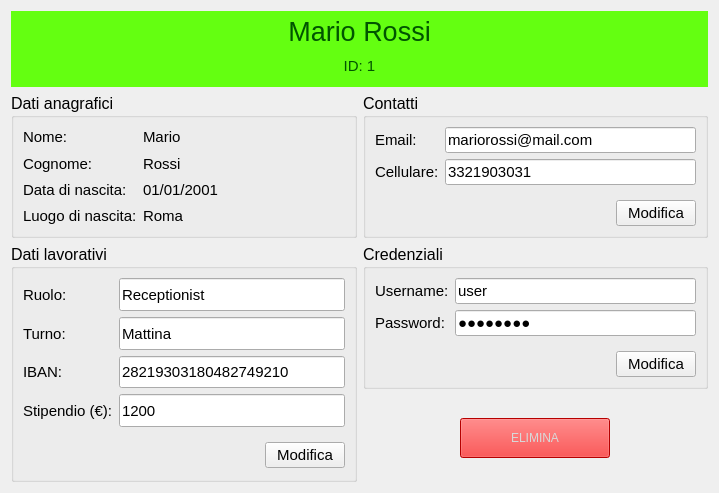
This is ui/Titolare/GestisciDipendenti/visualizzaDipendente.ui in mdoraz/Hotel as Qt 5 draws it before an edit. The edited form follows.
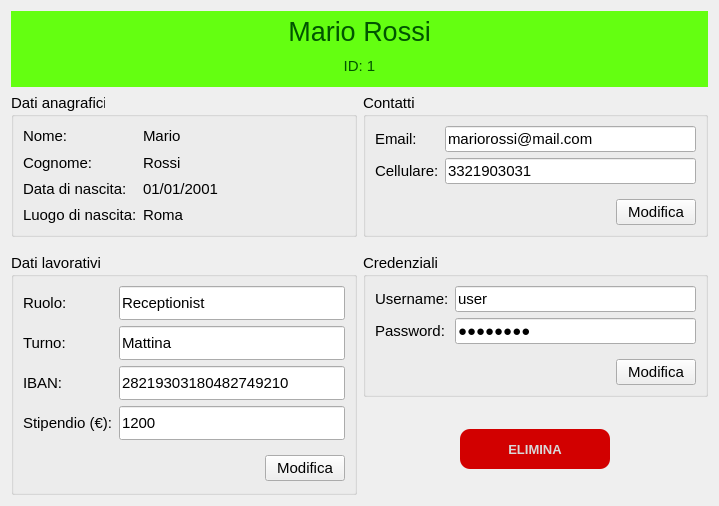
This is the edited form.

Commit message: completata la classe VisualizzaDippendenteUI

```diff
--- a/ui/Titolare/GestisciDipendenti/visualizzaDipendente.ui
+++ b/ui/Titolare/GestisciDipendenti/visualizzaDipendente.ui
@@ -7,13 +7,370 @@
     <x>0</x>
     <y>0</y>
     <width>719</width>
-    <height>493</height>
+    <height>506</height>
    </rect>
   </property>
   <property name="windowTitle">
    <string>Visualizza Dipendente</string>
   </property>
   <layout class="QGridLayout" name="gridLayout">
+   <item row="1" column="1">
+    <widget class="QGroupBox" name="groupBoxContatti">
+     <property name="sizePolicy">
+      <sizepolicy hsizetype="Preferred" vsizetype="Expanding">
+       <horstretch>0</horstretch>
+       <verstretch>0</verstretch>
+      </sizepolicy>
+     </property>
+     <property name="font">
+      <font>
+       <family>Arial</family>
+       <pointsize>11</pointsize>
+      </font>
+     </property>
+     <property name="title">
+      <string>Contatti</string>
+     </property>
+     <layout class="QFormLayout" name="formLayout_5">
+      <item row="0" column="0">
+       <widget class="QLabel" name="labelEmail">
+        <property name="sizePolicy">
+         <sizepolicy hsizetype="Preferred" vsizetype="Expanding">
+          <horstretch>0</horstretch>
+          <verstretch>0</verstretch>
+         </sizepolicy>
+        </property>
+        <property name="font">
+         <font>
+          <family>Arial</family>
+          <pointsize>11</pointsize>
+         </font>
+        </property>
+        <property name="text">
+         <string>Email:</string>
+        </property>
+       </widget>
+      </item>
+      <item row="0" column="1">
+       <widget class="QLineEdit" name="lineEditEmail">
+        <property name="sizePolicy">
+         <sizepolicy hsizetype="Expanding" vsizetype="Expanding">
+          <horstretch>0</horstretch>
+          <verstretch>0</verstretch>
+         </sizepolicy>
+        </property>
+        <property name="minimumSize">
+         <size>
+          <width>230</width>
+          <height>0</height>
+         </size>
+        </property>
+        <property name="font">
+         <font>
+          <family>Arial</family>
+          <pointsize>11</pointsize>
+         </font>
+        </property>
+        <property name="text">
+         <string>mariorossi@mail.com</string>
+        </property>
+        <property name="readOnly">
+         <bool>true</bool>
+        </property>
+       </widget>
+      </item>
+      <item row="1" column="0">
+       <widget class="QLabel" name="labelCellulare">
+        <property name="sizePolicy">
+         <sizepolicy hsizetype="Preferred" vsizetype="Expanding">
+          <horstretch>0</horstretch>
+          <verstretch>0</verstretch>
+         </sizepolicy>
+        </property>
+        <property name="font">
+         <font>
+          <family>Arial</family>
+          <pointsize>11</pointsize>
+         </font>
+        </property>
+        <property name="text">
+         <string>Cellulare:</string>
+        </property>
+       </widget>
+      </item>
+      <item row="1" column="1">
+       <widget class="QLineEdit" name="lineEditCellulare">
+        <property name="sizePolicy">
+         <sizepolicy hsizetype="Expanding" vsizetype="Expanding">
+          <horstretch>0</horstretch>
+          <verstretch>0</verstretch>
+         </sizepolicy>
+        </property>
+        <property name="minimumSize">
+         <size>
+          <width>120</width>
+          <height>0</height>
+         </size>
+        </property>
+        <property name="font">
+         <font>
+          <family>Arial</family>
+          <pointsize>11</pointsize>
+         </font>
+        </property>
+        <property name="text">
+         <string>3321903031</string>
+        </property>
+        <property name="readOnly">
+         <bool>true</bool>
+        </property>
+       </widget>
+      </item>
+      <item row="2" column="0" colspan="2">
+       <widget class="QWidget" name="widgetContatti" native="true">
+        <property name="sizePolicy">
+         <sizepolicy hsizetype="Preferred" vsizetype="Preferred">
+          <horstretch>0</horstretch>
+          <verstretch>0</verstretch>
+         </sizepolicy>
+        </property>
+        <layout class="QGridLayout" name="gridLayout_10">
+         <property name="rightMargin">
+          <number>0</number>
+         </property>
+         <property name="bottomMargin">
+          <number>0</number>
+         </property>
+         <item row="0" column="0" alignment="Qt::AlignRight">
+          <widget class="QPushButton" name="btnContatti">
+           <property name="sizePolicy">
+            <sizepolicy hsizetype="Minimum" vsizetype="Expanding">
+             <horstretch>0</horstretch>
+             <verstretch>0</verstretch>
+            </sizepolicy>
+           </property>
+           <property name="font">
+            <font>
+             <family>Arial</family>
+             <pointsize>11</pointsize>
+            </font>
+           </property>
+           <property name="text">
+            <string>Modifica</string>
+           </property>
+          </widget>
+         </item>
+        </layout>
+       </widget>
+      </item>
+     </layout>
+    </widget>
+   </item>
+   <item row="4" column="1">
+    <widget class="QWidget" name="widgetElimina" native="true">
+     <property name="sizePolicy">
+      <sizepolicy hsizetype="Preferred" vsizetype="Expanding">
+       <horstretch>0</horstretch>
+       <verstretch>0</verstretch>
+      </sizepolicy>
+     </property>
+     <property name="font">
+      <font>
+       <family>Arial</family>
+       <pointsize>10</pointsize>
+      </font>
+     </property>
+     <layout class="QHBoxLayout" name="horizontalLayout_2">
+      <item>
+       <widget class="QPushButton" name="btnElimina">
+        <property name="sizePolicy">
+         <sizepolicy hsizetype="Minimum" vsizetype="Expanding">
+          <horstretch>0</horstretch>
+          <verstretch>0</verstretch>
+         </sizepolicy>
+        </property>
+        <property name="maximumSize">
+         <size>
+          <width>150</width>
+          <height>40</height>
+         </size>
+        </property>
+        <property name="font">
+         <font>
+          <family>Arial</family>
+          <pointsize>10</pointsize>
+          <weight>75</weight>
+          <bold>true</bold>
+         </font>
+        </property>
+        <property name="styleSheet">
+         <string notr="true">QPushButton {
+	border-radius:10px;
+	background-color: rgb(210, 0, 0);
+	color: rgb(216, 216, 216);
+}
+QPushButton::hover {
+	background-color: rgb(255, 0, 0);
+	color: rgb(255, 255, 255);
+}</string>
+        </property>
+        <property name="text">
+         <string>ELIMINA</string>
+        </property>
+       </widget>
+      </item>
+     </layout>
+    </widget>
+   </item>
+   <item row="3" column="1">
+    <widget class="QGroupBox" name="groupBoxCredenziali">
+     <property name="sizePolicy">
+      <sizepolicy hsizetype="Preferred" vsizetype="Expanding">
+       <horstretch>0</horstretch>
+       <verstretch>0</verstretch>
+      </sizepolicy>
+     </property>
+     <property name="font">
+      <font>
+       <family>Arial</family>
+       <pointsize>11</pointsize>
+      </font>
+     </property>
+     <property name="title">
+      <string>Credenziali</string>
+     </property>
+     <layout class="QFormLayout" name="formLayout_6">
+      <item row="0" column="0">
+       <widget class="QLabel" name="labelUsername">
+        <property name="sizePolicy">
+         <sizepolicy hsizetype="Preferred" vsizetype="Expanding">
+          <horstretch>0</horstretch>
+          <verstretch>0</verstretch>
+         </sizepolicy>
+        </property>
+        <property name="font">
+         <font>
+          <family>Arial</family>
+          <pointsize>11</pointsize>
+         </font>
+        </property>
+        <property name="text">
+         <string>Username:</string>
+        </property>
+       </widget>
+      </item>
+      <item row="0" column="1">
+       <widget class="QLineEdit" name="lineEditUsername">
+        <property name="sizePolicy">
+         <sizepolicy hsizetype="Expanding" vsizetype="Expanding">
+          <horstretch>0</horstretch>
+          <verstretch>0</verstretch>
+         </sizepolicy>
+        </property>
+        <property name="minimumSize">
+         <size>
+          <width>200</width>
+          <height>0</height>
+         </size>
+        </property>
+        <property name="font">
+         <font>
+          <family>Arial</family>
+          <pointsize>11</pointsize>
+         </font>
+        </property>
+        <property name="text">
+         <string>user</string>
+        </property>
+        <property name="readOnly">
+         <bool>true</bool>
+        </property>
+       </widget>
+      </item>
+      <item row="1" column="0">
+       <widget class="QLabel" name="labelPassword">
+        <property name="sizePolicy">
+         <sizepolicy hsizetype="Preferred" vsizetype="Expanding">
+          <horstretch>0</horstretch>
+          <verstretch>0</verstretch>
+         </sizepolicy>
+        </property>
+        <property name="font">
+         <font>
+          <family>Arial</family>
+          <pointsize>11</pointsize>
+         </font>
+        </property>
+        <property name="text">
+         <string>Password:</string>
+        </property>
+       </widget>
+      </item>
+      <item row="1" column="1">
+       <widget class="QLineEdit" name="lineEditPassword">
+        <property name="sizePolicy">
+         <sizepolicy hsizetype="Expanding" vsizetype="Expanding">
+          <horstretch>0</horstretch>
+          <verstretch>0</verstretch>
+         </sizepolicy>
+        </property>
+        <property name="minimumSize">
+         <size>
+          <width>150</width>
+          <height>0</height>
+         </size>
+        </property>
+        <property name="font">
+         <font>
+          <family>Arial</family>
+          <pointsize>11</pointsize>
+         </font>
+        </property>
+        <property name="text">
+         <string>password</string>
+        </property>
+        <property name="echoMode">
+         <enum>QLineEdit::Password</enum>
+        </property>
+        <property name="readOnly">
+         <bool>true</bool>
+        </property>
+       </widget>
+      </item>
+      <item row="2" column="0" colspan="2">
+       <widget class="QWidget" name="widgetCredenziali" native="true">
+        <layout class="QGridLayout" name="gridLayout_11">
+         <property name="rightMargin">
+          <number>0</number>
+         </property>
+         <property name="bottomMargin">
+          <number>0</number>
+         </property>
+         <item row="0" column="0" alignment="Qt::AlignRight">
+          <widget class="QPushButton" name="btnCredenziali">
+           <property name="sizePolicy">
+            <sizepolicy hsizetype="Minimum" vsizetype="Expanding">
+             <horstretch>0</horstretch>
+             <verstretch>0</verstretch>
+            </sizepolicy>
+           </property>
+           <property name="font">
+            <font>
+             <family>Arial</family>
+             <pointsize>11</pointsize>
+            </font>
+           </property>
+           <property name="text">
+            <string>Modifica</string>
+           </property>
+          </widget>
+         </item>
+        </layout>
+       </widget>
+      </item>
+     </layout>
+    </widget>
+   </item>
    <item row="0" column="0" colspan="2">
     <widget class="QWidget" name="widgetIntestazione" native="true">
      <property name="sizePolicy">
@@ -119,7 +476,7 @@
      <property name="font">
       <font>
        <family>Arial</family>
-       <pointsize>12</pointsize>
+       <pointsize>11</pointsize>
       </font>
      </property>
      <property name="styleSheet">
@@ -260,159 +617,7 @@
      </layout>
     </widget>
    </item>
-   <item row="1" column="1">
-    <widget class="QGroupBox" name="groupBoxContatti">
-     <property name="sizePolicy">
-      <sizepolicy hsizetype="Preferred" vsizetype="Expanding">
-       <horstretch>0</horstretch>
-       <verstretch>0</verstretch>
-      </sizepolicy>
-     </property>
-     <property name="font">
-      <font>
-       <family>Arial</family>
-       <pointsize>12</pointsize>
-      </font>
-     </property>
-     <property name="title">
-      <string>Contatti</string>
-     </property>
-     <layout class="QFormLayout" name="formLayout_5">
-      <item row="0" column="0">
-       <widget class="QLabel" name="labelEmail">
-        <property name="sizePolicy">
-         <sizepolicy hsizetype="Preferred" vsizetype="Expanding">
-          <horstretch>0</horstretch>
-          <verstretch>0</verstretch>
-         </sizepolicy>
-        </property>
-        <property name="font">
-         <font>
-          <family>Arial</family>
-          <pointsize>11</pointsize>
-         </font>
-        </property>
-        <property name="text">
-         <string>Email:</string>
-        </property>
-       </widget>
-      </item>
-      <item row="0" column="1">
-       <widget class="QLineEdit" name="lineEditEmail">
-        <property name="sizePolicy">
-         <sizepolicy hsizetype="Expanding" vsizetype="Expanding">
-          <horstretch>0</horstretch>
-          <verstretch>0</verstretch>
-         </sizepolicy>
-        </property>
-        <property name="minimumSize">
-         <size>
-          <width>230</width>
-          <height>0</height>
-         </size>
-        </property>
-        <property name="font">
-         <font>
-          <family>Arial</family>
-          <pointsize>11</pointsize>
-         </font>
-        </property>
-        <property name="text">
-         <string>mariorossi@mail.com</string>
-        </property>
-        <property name="readOnly">
-         <bool>true</bool>
-        </property>
-       </widget>
-      </item>
-      <item row="1" column="0">
-       <widget class="QLabel" name="labelCellulare">
-        <property name="sizePolicy">
-         <sizepolicy hsizetype="Preferred" vsizetype="Expanding">
-          <horstretch>0</horstretch>
-          <verstretch>0</verstretch>
-         </sizepolicy>
-        </property>
-        <property name="font">
-         <font>
-          <family>Arial</family>
-          <pointsize>11</pointsize>
-         </font>
-        </property>
-        <property name="text">
-         <string>Cellulare:</string>
-        </property>
-       </widget>
-      </item>
-      <item row="1" column="1">
-       <widget class="QLineEdit" name="lineEditCellulare">
-        <property name="sizePolicy">
-         <sizepolicy hsizetype="Expanding" vsizetype="Expanding">
-          <horstretch>0</horstretch>
-          <verstretch>0</verstretch>
-         </sizepolicy>
-        </property>
-        <property name="minimumSize">
-         <size>
-          <width>120</width>
-          <height>0</height>
-         </size>
-        </property>
-        <property name="font">
-         <font>
-          <family>Arial</family>
-          <pointsize>11</pointsize>
-         </font>
-        </property>
-        <property name="text">
-         <string>3321903031</string>
-        </property>
-        <property name="readOnly">
-         <bool>true</bool>
-        </property>
-       </widget>
-      </item>
-      <item row="2" column="0" colspan="2">
-       <widget class="QWidget" name="widgetContatti" native="true">
-        <property name="sizePolicy">
-         <sizepolicy hsizetype="Preferred" vsizetype="Preferred">
-          <horstretch>0</horstretch>
-          <verstretch>0</verstretch>
-         </sizepolicy>
-        </property>
-        <layout class="QGridLayout" name="gridLayout_10">
-         <property name="rightMargin">
-          <number>0</number>
-         </property>
-         <property name="bottomMargin">
-          <number>0</number>
-         </property>
-         <item row="0" column="0" alignment="Qt::AlignRight">
-          <widget class="QPushButton" name="btnContatti">
-           <property name="sizePolicy">
-            <sizepolicy hsizetype="Minimum" vsizetype="Expanding">
-             <horstretch>0</horstretch>
-             <verstretch>0</verstretch>
-            </sizepolicy>
-           </property>
-           <property name="font">
-            <font>
-             <family>Arial</family>
-             <pointsize>11</pointsize>
-            </font>
-           </property>
-           <property name="text">
-            <string>Modifica</string>
-           </property>
-          </widget>
-         </item>
-        </layout>
-       </widget>
-      </item>
-     </layout>
-    </widget>
-   </item>
-   <item row="2" column="0" rowspan="2">
+   <item row="3" column="0" rowspan="2">
     <widget class="QGroupBox" name="groupBoxDatiLavorativi">
      <property name="sizePolicy">
       <sizepolicy hsizetype="Preferred" vsizetype="Expanding">
@@ -423,7 +628,7 @@
      <property name="font">
       <font>
        <family>Arial</family>
-       <pointsize>12</pointsize>
+       <pointsize>11</pointsize>
       </font>
      </property>
      <property name="title">
@@ -661,189 +866,21 @@
      </layout>
     </widget>
    </item>
-   <item row="2" column="1">
-    <widget class="QGroupBox" name="groupBoxCredenziali">
-     <property name="sizePolicy">
-      <sizepolicy hsizetype="Preferred" vsizetype="Expanding">
-       <horstretch>0</horstretch>
-       <verstretch>0</verstretch>
-      </sizepolicy>
+   <item row="2" column="0" colspan="2">
+    <spacer name="horizontalSpacer">
+     <property name="orientation">
+      <enum>Qt::Horizontal</enum>
      </property>
-     <property name="font">
-      <font>
-       <family>Arial</family>
-       <pointsize>12</pointsize>
-      </font>
+     <property name="sizeType">
+      <enum>QSizePolicy::Minimum</enum>
      </property>
-     <property name="title">
-      <string>Credenziali</string>
+     <property name="sizeHint" stdset="0">
+      <size>
+       <width>40</width>
+       <height>10</height>
+      </size>
      </property>
-     <layout class="QFormLayout" name="formLayout_6">
-      <item row="0" column="0">
-       <widget class="QLabel" name="labelUsername">
-        <property name="sizePolicy">
-         <sizepolicy hsizetype="Preferred" vsizetype="Expanding">
-          <horstretch>0</horstretch>
-          <verstretch>0</verstretch>
-         </sizepolicy>
-        </property>
-        <property name="font">
-         <font>
-          <family>Arial</family>
-          <pointsize>11</pointsize>
-         </font>
-        </property>
-        <property name="text">
-         <string>Username:</string>
-        </property>
-       </widget>
-      </item>
-      <item row="0" column="1">
-       <widget class="QLineEdit" name="lineEditUsername">
-        <property name="sizePolicy">
-         <sizepolicy hsizetype="Expanding" vsizetype="Expanding">
-          <horstretch>0</horstretch>
-          <verstretch>0</verstretch>
-         </sizepolicy>
-        </property>
-        <property name="minimumSize">
-         <size>
-          <width>200</width>
-          <height>0</height>
-         </size>
-        </property>
-        <property name="font">
-         <font>
-          <family>Arial</family>
-          <pointsize>11</pointsize>
-         </font>
-        </property>
-        <property name="text">
-         <string>user</string>
-        </property>
-        <property name="readOnly">
-         <bool>true</bool>
-        </property>
-       </widget>
-      </item>
-      <item row="1" column="0">
-       <widget class="QLabel" name="labelPassword">
-        <property name="sizePolicy">
-         <sizepolicy hsizetype="Preferred" vsizetype="Expanding">
-          <horstretch>0</horstretch>
-          <verstretch>0</verstretch>
-         </sizepolicy>
-        </property>
-        <property name="font">
-         <font>
-          <family>Arial</family>
-          <pointsize>11</pointsize>
-         </font>
-        </property>
-        <property name="text">
-         <string>Password:</string>
-        </property>
-       </widget>
-      </item>
-      <item row="1" column="1">
-       <widget class="QLineEdit" name="lineEditPassword">
-        <property name="sizePolicy">
-         <sizepolicy hsizetype="Expanding" vsizetype="Expanding">
-          <horstretch>0</horstretch>
-          <verstretch>0</verstretch>
-         </sizepolicy>
-        </property>
-        <property name="minimumSize">
-         <size>
-          <width>150</width>
-          <height>0</height>
-         </size>
-        </property>
-        <property name="font">
-         <font>
-          <family>Arial</family>
-          <pointsize>11</pointsize>
-         </font>
-        </property>
-        <property name="text">
-         <string>password</string>
-        </property>
-        <property name="echoMode">
-         <enum>QLineEdit::Password</enum>
-        </property>
-        <property name="readOnly">
-         <bool>true</bool>
-        </property>
-       </widget>
-      </item>
-      <item row="2" column="0" colspan="2">
-       <widget class="QWidget" name="widgetCredenziali" native="true">
-        <layout class="QGridLayout" name="gridLayout_11">
-         <property name="rightMargin">
-          <number>0</number>
-         </property>
-         <property name="bottomMargin">
-          <number>0</number>
-         </property>
-         <item row="0" column="0" alignment="Qt::AlignRight">
-          <widget class="QPushButton" name="btnCredenziali">
-           <property name="sizePolicy">
-            <sizepolicy hsizetype="Minimum" vsizetype="Expanding">
-             <horstretch>0</horstretch>
-             <verstretch>0</verstretch>
-            </sizepolicy>
-           </property>
-           <property name="font">
-            <font>
-             <family>Arial</family>
-             <pointsize>11</pointsize>
-            </font>
-           </property>
-           <property name="text">
-            <string>Modifica</string>
-           </property>
-          </widget>
-         </item>
-        </layout>
-       </widget>
-      </item>
-     </layout>
-    </widget>
-   </item>
-   <item row="3" column="1">
-    <widget class="QWidget" name="widgetElimina" native="true">
-     <property name="sizePolicy">
-      <sizepolicy hsizetype="Preferred" vsizetype="Expanding">
-       <horstretch>0</horstretch>
-       <verstretch>0</verstretch>
-      </sizepolicy>
-     </property>
-     <layout class="QHBoxLayout" name="horizontalLayout_2">
-      <item>
-       <widget class="QPushButton" name="btnElimina">
-        <property name="sizePolicy">
-         <sizepolicy hsizetype="Minimum" vsizetype="Expanding">
-          <horstretch>0</horstretch>
-          <verstretch>0</verstretch>
-         </sizepolicy>
-        </property>
-        <property name="maximumSize">
-         <size>
-          <width>150</width>
-          <height>40</height>
-         </size>
-        </property>
-        <property name="styleSheet">
-         <string notr="true">background-color: rgb(255, 0, 0);
-color: rgb(216, 216, 216);</string>
-        </property>
-        <property name="text">
-         <string>ELIMINA</string>
-        </property>
-       </widget>
-      </item>
-     </layout>
-    </widget>
+    </spacer>
    </item>
   </layout>
  </widget>
```
The commit also changes 1 other file.
